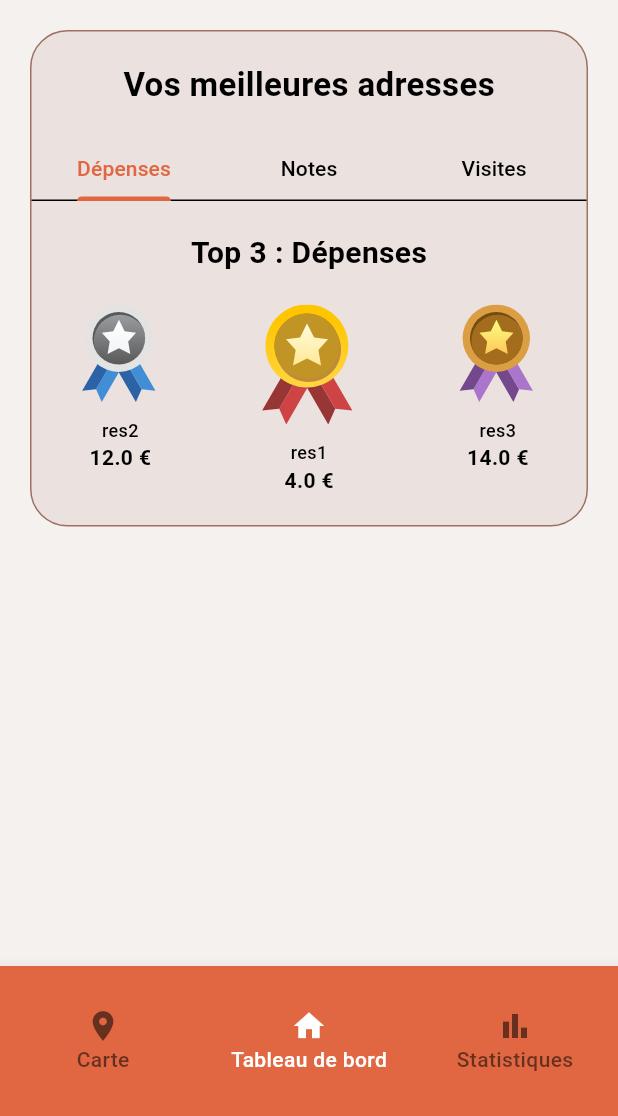
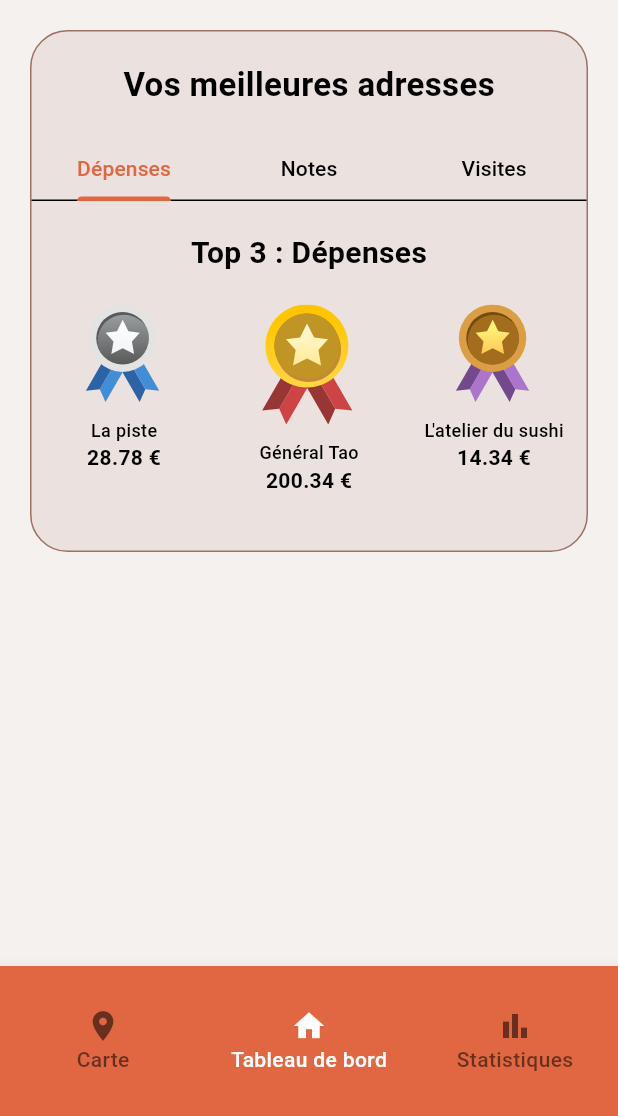
Before and after one commit to YBallanger/forkify, a Flutter app: the screen it shows after launch, on a phone screen of 412 x 824 dp, the part 120-1236 px from its top. Run offline on Flutter 3.47's test engine with Material 3 defaults, Android fonts, the light colour scheme and no system bars; our stand-ins replace flutter_svg, go_router; Roboto replaces fonts that are missing (roboto).

Commit message:
:sparkles: feat : Finition best of adresses

```diff
--- a/lib/model/restaurant_statistics.model.dart
+++ b/lib/model/restaurant_statistics.model.dart
@@ -6,7 +6,7 @@ import 'package:forkify/model/restaurant.model.dart';
 class RestaurantStatisticsModel {
   RestaurantModel restaurant;
   double amountSpent;
-  int rating;
+  double rating;
   int numberOfVisits;
 
   RestaurantStatisticsModel({
@@ -19,7 +19,7 @@ class RestaurantStatisticsModel {
   RestaurantStatisticsModel copyWith({
     RestaurantModel? restaurant,
     double? amountSpent,
-    int? rating,
+    double? rating,
     int? numberOfVisits,
   }) {
     return RestaurantStatisticsModel(
@@ -44,7 +44,7 @@ class RestaurantStatisticsModel {
       restaurant:
           RestaurantModel.fromMap(map['restaurant'] as Map<String, dynamic>),
       amountSpent: map['amountSpent'] as double,
-      rating: map['rating'] as int,
+      rating: map['rating'] as double,
       numberOfVisits: map['numberOfVisits'] as int,
     );
   }
--- a/lib/view/feature/topAdresses/top_addresses.feature.dart
+++ b/lib/view/feature/topAdresses/top_addresses.feature.dart
@@ -1,5 +1,3 @@
-import 'dart:math';
-
 import 'package:flutter/material.dart';
 import 'package:forkify/model/restaurant.model.dart';
 import 'package:forkify/model/restaurant_statistics.model.dart';
@@ -18,14 +16,71 @@ class TopAddresses extends StatefulWidget {
 
 class _TopAddressesState extends State<TopAddresses>
     with TickerProviderStateMixin {
-  final List<RestaurantStatisticsModel> _restaurantStatistics = [];
+  List<RestaurantStatisticsModel> _restaurantStatisticsMoney = [];
+  List<RestaurantStatisticsModel> _restaurantStatisticsRating = [];
+  List<RestaurantStatisticsModel> _restaurantStatisticsVisit = [];
 
   late final TabController _tabController;
+  bool _isLoading = true;
 
   @override
   void initState() {
     super.initState();
     _tabController = TabController(length: 3, vsync: this);
+
+    _restaurantStatisticsMoney = [
+      RestaurantStatisticsModel(
+          restaurant: RestaurantModel(name: "Général Tao"),
+          amountSpent: 200.34,
+          rating: 4.9,
+          numberOfVisits: 7),
+      RestaurantStatisticsModel(
+          restaurant: RestaurantModel(name: "La piste"),
+          amountSpent: 28.78,
+          rating: 4.6,
+          numberOfVisits: 7),
+      RestaurantStatisticsModel(
+          restaurant: RestaurantModel(name: "L'atelier du sushi"),
+          amountSpent: 14.343434,
+          rating: 4.2,
+          numberOfVisits: 6),
+    ];
+
+    _restaurantStatisticsRating = [
+      RestaurantStatisticsModel(
+          restaurant: RestaurantModel(name: "Général Tao"),
+          amountSpent: 200.34,
+          rating: 4.9,
+          numberOfVisits: 7),
+      RestaurantStatisticsModel(
+          restaurant: RestaurantModel(name: "La piste"),
+          amountSpent: 28.78,
+          rating: 4.6,
+          numberOfVisits: 7),
+      RestaurantStatisticsModel(
+          restaurant: RestaurantModel(name: "L'atelier du sushi"),
+          amountSpent: 14.343434,
+          rating: 4.2,
+          numberOfVisits: 6),
+    ];
+
+    _restaurantStatisticsVisit = [
+      RestaurantStatisticsModel(
+          restaurant: RestaurantModel(name: "Général Tao"),
+          amountSpent: 200.34,
+          rating: 4.9,
+          numberOfVisits: 7),
+      RestaurantStatisticsModel(
+          restaurant: RestaurantModel(name: "La piste"),
+          amountSpent: 28.78,
+          rating: 4.6,
+          numberOfVisits: 7),
+      RestaurantStatisticsModel(
+          restaurant: RestaurantModel(name: "L'atelier du sushi"),
+          amountSpent: 14.343434,
+          rating: 4.2,
+          numberOfVisits: 6),
+    ];
   }
 
   @override
@@ -33,6 +88,22 @@ class _TopAddressesState extends State<TopAddresses>
     _tabController.dispose();
     super.dispose();
   }
+
+  void loadData() async {
+  await Future.delayed(Duration(seconds: 1)); // Simule un chargement
+  setState(() {
+    _restaurantStatisticsMoney = [
+      // vos données ici
+    ];
+    _restaurantStatisticsRating = [
+      // vos données ici
+    ];
+    _restaurantStatisticsVisit = [
+      // vos données ici
+    ];
+    _isLoading = false;
+  });
+}
 
   @override
   Widget build(BuildContext context) {
@@ -59,24 +130,29 @@ class _TopAddressesState extends State<TopAddresses>
           SizedBox(
             height: 20,
           ),
-          TopAddressesBadges(
-            firstRestaurant: RestaurantStatisticsModel(
-                restaurant: RestaurantModel(name: "res1"),
-                amountSpent: 4,
-                rating: 4,
-                numberOfVisits: 7),
-            secondRestaurant: RestaurantStatisticsModel(
-                restaurant: RestaurantModel(name: "res2"),
-                amountSpent: 12,
-                rating: 4,
-                numberOfVisits: 7),
-            thirdRestaurant: RestaurantStatisticsModel(
-                restaurant: RestaurantModel(name: "res3"),
-                amountSpent: 14,
-                rating: 2,
-                numberOfVisits: 67),
-            badgesGraphType: BadgesGraphType.money,
-          )
+          SizedBox(
+            height: 193,
+            child: TabBarView(controller: _tabController, children: [
+              TopAddressesBadges(
+                firstRestaurant: _restaurantStatisticsMoney[0],
+                secondRestaurant: _restaurantStatisticsMoney[1],
+                thirdRestaurant: _restaurantStatisticsMoney[2],
+                badgesGraphType: BadgesGraphType.money,
+              ),
+              TopAddressesBadges(
+                firstRestaurant: _restaurantStatisticsRating[0],
+                secondRestaurant: _restaurantStatisticsRating[1],
+                thirdRestaurant: _restaurantStatisticsRating[2],
+                badgesGraphType: BadgesGraphType.rating,
+              ),
+              TopAddressesBadges(
+                firstRestaurant: _restaurantStatisticsVisit[0],
+                secondRestaurant: _restaurantStatisticsVisit[1],
+                thirdRestaurant: _restaurantStatisticsVisit[2],
+                badgesGraphType: BadgesGraphType.visit,
+              ),
+            ]),
+          ),
         ],
       ),
     );
--- a/lib/view/feature/topAdresses/top_addresses_badges.widget.dart
+++ b/lib/view/feature/topAdresses/top_addresses_badges.widget.dart
@@ -1,6 +1,5 @@
 import 'package:flutter/material.dart';
 import 'package:flutter_svg/svg.dart';
-import 'package:forkify/model/restaurant.model.dart';
 import 'package:forkify/model/restaurant_statistics.model.dart';
 import 'package:forkify/res/fonts.dart';
 import 'package:forkify/view/feature/topAdresses/top_addresses.feature.dart';
@@ -33,11 +32,11 @@ class TopAddressesBadges extends StatelessWidget {
   String getResult(RestaurantStatisticsModel restaurantStatistics) {
     switch (badgesGraphType) {
       case BadgesGraphType.money:
-        return "${restaurantStatistics.amountSpent} €";
+        return "${restaurantStatistics.amountSpent.toStringAsFixed(2)} €";
       case BadgesGraphType.rating:
-        return "Top 3 : Notes";
+        return "${restaurantStatistics.rating.toStringAsFixed(1)} ☆";
       case BadgesGraphType.visit:
-        return "Top 3 : Visites";
+        return "${restaurantStatistics.numberOfVisits.toStringAsFixed(0)} visites";
     }
   }
 
@@ -56,8 +55,7 @@ class TopAddressesBadges extends StatelessWidget {
           mainAxisAlignment: MainAxisAlignment.spaceAround,
           crossAxisAlignment: CrossAxisAlignment.start,
           children: [
-            SizedBox(
-              width: 65,
+            Expanded(
               child: Column(
                 children: [
                   SvgPicture.asset(
@@ -67,17 +65,24 @@ class TopAddressesBadges extends StatelessWidget {
                   const SizedBox(
                     height: 10,
                   ),
-                  Text(secondRestaurant.restaurant.name,
-                      style: Fonts.bodySmall),
+                  Text(
+                    secondRestaurant.restaurant.name,
+                    style: Fonts.bodySmall,
+                    maxLines: 1,
+                    overflow: TextOverflow.ellipsis,
+                  ),
                   Text(
                     getResult(secondRestaurant),
                     style: Fonts.boldBodyMedium,
+                    maxLines: 1,
+                    overflow: TextOverflow.ellipsis,
                   )
                 ],
               ),
             ),
-            SizedBox(
-              width: 80,
+            Expanded(
+              child: Tooltip(
+                message: firstRestaurant.restaurant.name,
                 child: Column(
                   mainAxisAlignment: MainAxisAlignment.start,
                   children: [
@@ -88,16 +93,23 @@ class TopAddressesBadges extends StatelessWidget {
                     const SizedBox(
                       height: 10,
                     ),
-                  Text(firstRestaurant.restaurant.name, style: Fonts.bodySmall),
+                    Text(
+                      firstRestaurant.restaurant.name,
+                      style: Fonts.bodySmall,
+                      maxLines: 2,
+                      overflow: TextOverflow.ellipsis,
+                    ),
                     Text(
                       getResult(firstRestaurant),
                       style: Fonts.boldBodyMedium,
+                      maxLines: 1,
+                      overflow: TextOverflow.ellipsis,
                     )
                   ],
                 ),
               ),
-            SizedBox(
-              width: 65,
+            ),
+            Expanded(
               child: Column(
                 children: [
                   SvgPicture.asset(
@@ -111,10 +123,14 @@ class TopAddressesBadges extends StatelessWidget {
                   Text(
                     thirdRestaurant.restaurant.name,
                     style: Fonts.bodySmall,
+                    maxLines: 1,
+                    overflow: TextOverflow.ellipsis,
                   ),
                   Text(
                     getResult(thirdRestaurant),
                     style: Fonts.boldBodyMedium,
+                    maxLines: 1,
+                    overflow: TextOverflow.ellipsis,
                   )
                 ],
               ),
```
Lines whose indentation alone changed are shown as unchanged.
